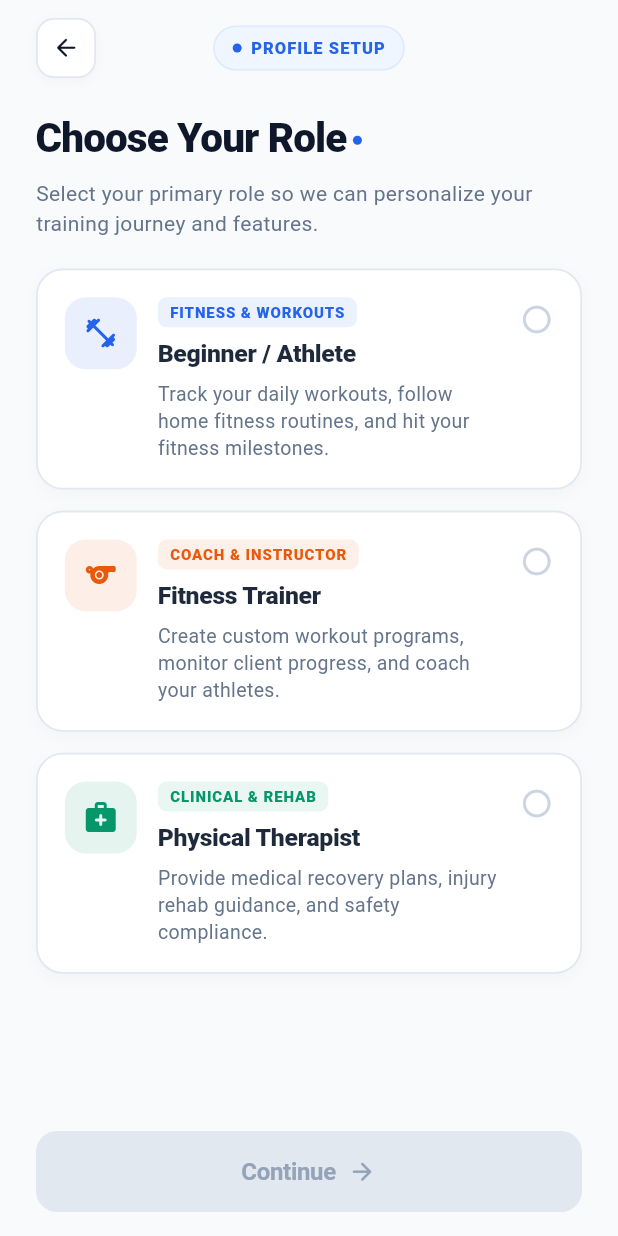
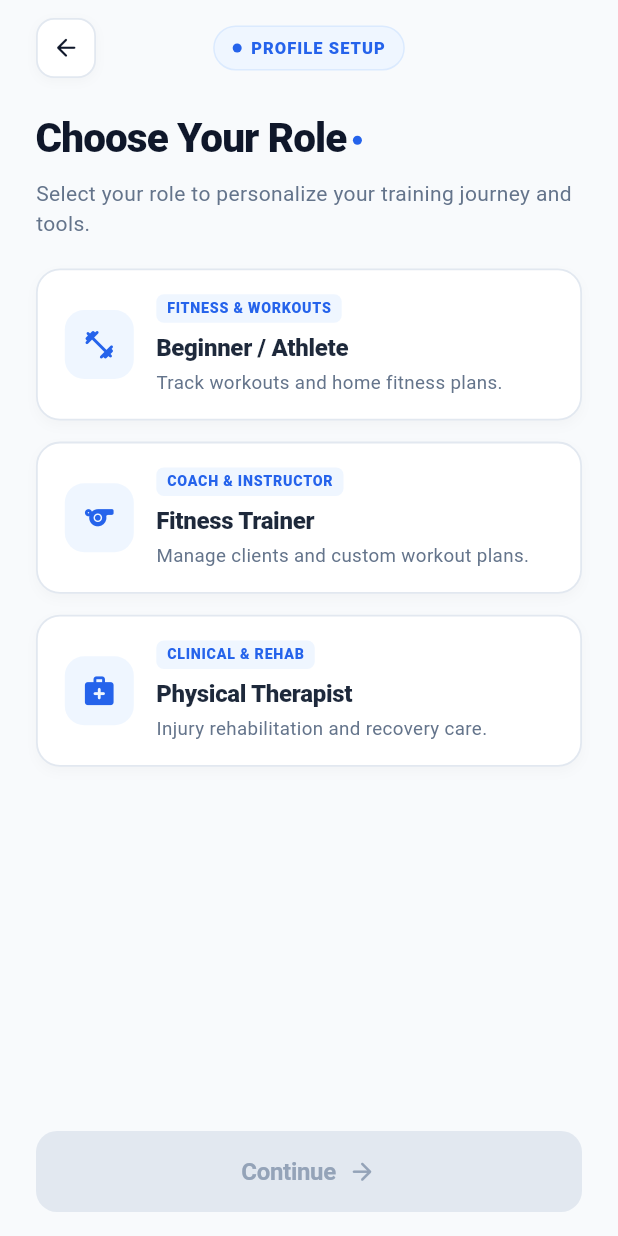
Before and after one commit to umeshanethmi/FitStart-Mobile-App, a Flutter app: the RoleSelectionScreen screen opened directly, on a phone screen of 412 x 824 dp. Run offline on Flutter 3.47's test engine with Material 3 defaults, Android fonts, the light colour scheme and no system bars; our stand-ins replace cloud_firestore, firebase_auth, firebase_core, google_sign_in; accounts and stored records are empty.

Commit message:
Simplify RoleSelectionScreen: shorten descriptions, unify blue brand theme, and remove checkmark circle

```diff
--- a/lib/screens/role_selection_screen.dart
+++ b/lib/screens/role_selection_screen.dart
@@ -36,6 +36,8 @@ class _RoleSelectionScreenState extends State<RoleSelectionScreen> {
 
   @override
   Widget build(BuildContext context) {
+    const brandBlue = Color(0xFF2563EB);
+
     return Scaffold(
       backgroundColor: const Color(0xFFF8FAFC),
       body: SafeArea(
@@ -107,7 +109,7 @@ class _RoleSelectionScreenState extends State<RoleSelectionScreen> {
                               width: 6,
                               height: 6,
                               decoration: const BoxDecoration(
-                                color: Color(0xFF2563EB),
+                                color: brandBlue,
                                 shape: BoxShape.circle,
                               ),
                             ),
@@ -117,7 +119,7 @@ class _RoleSelectionScreenState extends State<RoleSelectionScreen> {
                               style: TextStyle(
                                 fontSize: 11,
                                 fontWeight: FontWeight.w800,
-                                color: Color(0xFF2563EB),
+                                color: brandBlue,
                                 letterSpacing: 0.7,
                               ),
                             ),
@@ -155,7 +157,7 @@ class _RoleSelectionScreenState extends State<RoleSelectionScreen> {
                             height: 6,
                             margin: const EdgeInsets.only(left: 4, top: 4),
                             decoration: const BoxDecoration(
-                              color: Color(0xFF2563EB),
+                              color: brandBlue,
                               shape: BoxShape.circle,
                             ),
                           ),
@@ -163,7 +165,7 @@ class _RoleSelectionScreenState extends State<RoleSelectionScreen> {
                       ),
                       const SizedBox(height: 8),
                       const Text(
-                        'Select your primary role so we can personalize your training journey and features.',
+                        'Select your role to personalize your training journey and tools.',
                         style: TextStyle(
                           fontSize: 14,
                           color: Color(0xFF64748B),
@@ -186,27 +188,24 @@ class _RoleSelectionScreenState extends State<RoleSelectionScreen> {
                       _buildRoleCard(
                         title: 'Beginner / Athlete',
                         badgeText: 'FITNESS & WORKOUTS',
-                        description: 'Track your daily workouts, follow home fitness routines, and hit your fitness milestones.',
+                        description: 'Track workouts and home fitness plans.',
                         icon: Icons.fitness_center_rounded,
-                        accentColor: const Color(0xFF2563EB),
                         roleValue: 'Beginner',
                       ),
                       const SizedBox(height: 14),
                       _buildRoleCard(
                         title: 'Fitness Trainer',
                         badgeText: 'COACH & INSTRUCTOR',
-                        description: 'Create custom workout programs, monitor client progress, and coach your athletes.',
+                        description: 'Manage clients and custom workout plans.',
                         icon: Icons.sports_rounded,
-                        accentColor: const Color(0xFFEA580C),
                         roleValue: 'Trainer',
                       ),
                       const SizedBox(height: 14),
                       _buildRoleCard(
                         title: 'Physical Therapist',
                         badgeText: 'CLINICAL & REHAB',
-                        description: 'Provide medical recovery plans, injury rehab guidance, and safety compliance.',
+                        description: 'Injury rehabilitation and recovery care.',
                         icon: Icons.medical_services_rounded,
-                        accentColor: const Color(0xFF059669),
                         roleValue: 'Therapist',
                       ),
                       const SizedBox(height: 16),
@@ -222,10 +221,10 @@ class _RoleSelectionScreenState extends State<RoleSelectionScreen> {
                     child: ElevatedButton(
                       onPressed: _selectedRole != null ? _navigateToNext : null,
                       style: ElevatedButton.styleFrom(
-                        backgroundColor: const Color(0xFF2563EB),
+                        backgroundColor: brandBlue,
                         disabledBackgroundColor: const Color(0xFFE2E8F0),
                         elevation: _selectedRole != null ? 4 : 0,
-                        shadowColor: const Color(0xFF2563EB).withValues(alpha: 0.35),
+                        shadowColor: brandBlue.withValues(alpha: 0.35),
                         shape: RoundedRectangleBorder(
                           borderRadius: BorderRadius.circular(14),
                         ),
@@ -266,54 +265,55 @@ class _RoleSelectionScreenState extends State<RoleSelectionScreen> {
     required String badgeText,
     required String description,
     required IconData icon,
-    required Color accentColor,
     required String roleValue,
   }) {
     final isSelected = _selectedRole == roleValue;
+    const brandBlue = Color(0xFF2563EB);
 
     return GestureDetector(
       onTap: () => setState(() => _selectedRole = roleValue),
       child: AnimatedContainer(
         duration: const Duration(milliseconds: 180),
         curve: Curves.easeInOut,
-        padding: const EdgeInsets.all(18),
+        padding: const EdgeInsets.symmetric(horizontal: 18, vertical: 16),
         decoration: BoxDecoration(
-          color: isSelected ? accentColor.withValues(alpha: 0.04) : Colors.white,
-          borderRadius: BorderRadius.circular(18),
+          color: isSelected ? const Color(0xFFF0F5FF) : Colors.white,
+          borderRadius: BorderRadius.circular(16),
           border: Border.all(
-            color: isSelected ? accentColor : const Color(0xFFE2E8F0),
+            color: isSelected ? brandBlue : const Color(0xFFE2E8F0),
             width: isSelected ? 2 : 1.2,
           ),
           boxShadow: [
             BoxShadow(
               color: isSelected
-                  ? accentColor.withValues(alpha: 0.12)
+                  ? brandBlue.withValues(alpha: 0.12)
                   : Colors.black.withValues(alpha: 0.025),
-              blurRadius: isSelected ? 14 : 8,
+              blurRadius: isSelected ? 12 : 6,
               offset: const Offset(0, 3),
             ),
           ],
         ),
         child: Row(
-          crossAxisAlignment: CrossAxisAlignment.start,
+          crossAxisAlignment: CrossAxisAlignment.center,
           children: [
-            // Vibrant Icon Box
-            Container(
-              width: 48,
-              height: 48,
+            // Blue Icon Box (consistent brand color for all roles)
+            AnimatedContainer(
+              duration: const Duration(milliseconds: 180),
+              width: 46,
+              height: 46,
               decoration: BoxDecoration(
-                color: isSelected ? accentColor : accentColor.withValues(alpha: 0.10),
-                borderRadius: BorderRadius.circular(14),
+                color: isSelected ? brandBlue : const Color(0xFFEFF6FF),
+                borderRadius: BorderRadius.circular(13),
               ),
               child: Center(
                 child: Icon(
                   icon,
-                  color: isSelected ? Colors.white : accentColor,
-                  size: 24,
+                  color: isSelected ? Colors.white : brandBlue,
+                  size: 23,
                 ),
               ),
             ),
-            const SizedBox(width: 14),
+            const SizedBox(width: 15),
 
             // Card Text Details
             Expanded(
@@ -322,57 +322,46 @@ class _RoleSelectionScreenState extends State<RoleSelectionScreen> {
                 children: [
                   // Subtle Tag Badge
                   Container(
-                    padding: const EdgeInsets.symmetric(horizontal: 8, vertical: 3),
+                    padding: const EdgeInsets.symmetric(horizontal: 7, vertical: 2.5),
                     decoration: BoxDecoration(
-                      color: accentColor.withValues(alpha: 0.09),
-                      borderRadius: BorderRadius.circular(6),
+                      color: const Color(0xFFEFF6FF),
+                      borderRadius: BorderRadius.circular(5),
                     ),
-                    child: Text(
+                    child: const Text(
                       badgeText,
                       style: TextStyle(
-                        fontSize: 10,
+                        fontSize: 9.5,
                         fontWeight: FontWeight.w800,
-                        color: accentColor,
-                        letterSpacing: 0.6,
+                        color: brandBlue,
+                        letterSpacing: 0.5,
                       ),
                     ),
                   ),
-                  const SizedBox(height: 6),
+                  const SizedBox(height: 5),
 
                   // Title
                   Text(
                     title,
                     style: TextStyle(
-                      fontSize: 16.5,
+                      fontSize: 16,
                       fontWeight: FontWeight.w800,
                       color: isSelected ? const Color(0xFF0F172A) : const Color(0xFF1E293B),
                       letterSpacing: -0.2,
                     ),
                   ),
-                  const SizedBox(height: 5),
+                  const SizedBox(height: 3),
 
-                  // Description
+                  // Short Clean Description
                   Text(
                     description,
                     style: const TextStyle(
-                      fontSize: 13,
+                      fontSize: 12.5,
                       color: Color(0xFF64748B),
-                      height: 1.4,
+                      height: 1.35,
                       fontWeight: FontWeight.w400,
                     ),
                   ),
                 ],
-              ),
-            ),
-            const SizedBox(width: 10),
-
-            // Selection Radio / Check Indicator
-            Container(
-              margin: const EdgeInsets.only(top: 4),
-              child: Icon(
-                isSelected ? Icons.check_circle_rounded : Icons.radio_button_unchecked_rounded,
-                color: isSelected ? accentColor : const Color(0xFFCBD5E1),
-                size: 22,
               ),
             ),
           ],
```
